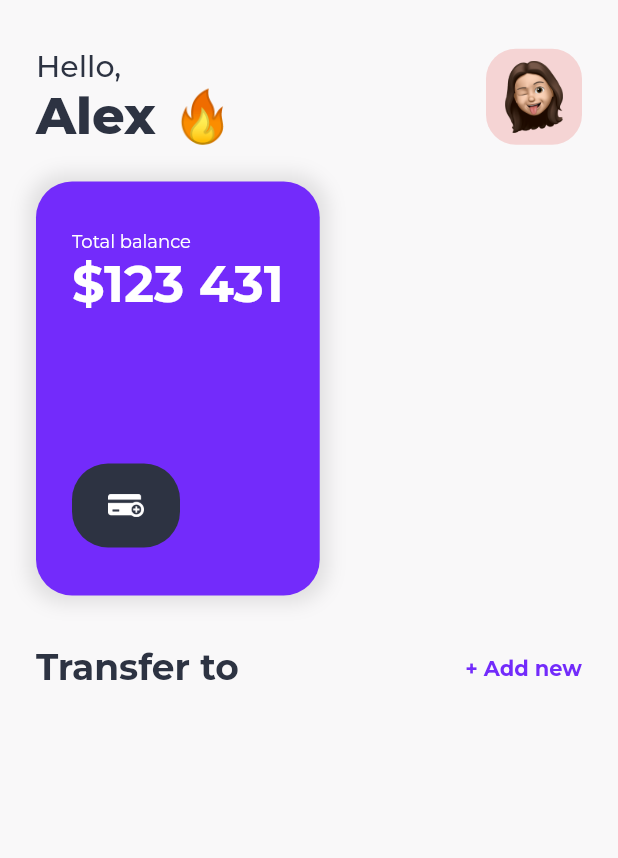
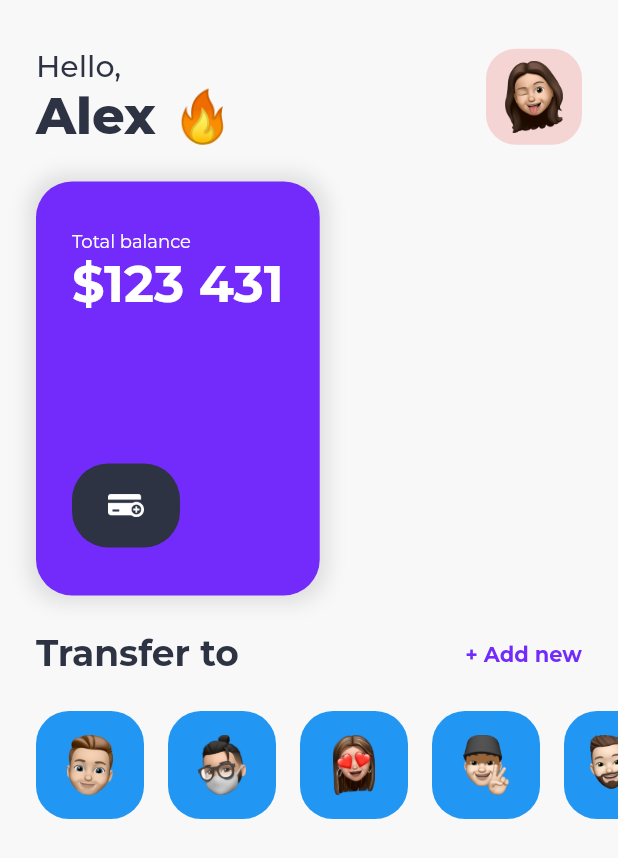
Before and after one commit to lucas404x/finance-app-dribbble, a Flutter app: the screen it shows after launch, on a phone screen of 412 x 824 dp. Shown: the top 858 px of the screen. Run offline on Flutter 3.47's test engine with Material 2 defaults, Android fonts, the phone set to English and light mode, and no system bars; our stand-ins replace google_fonts.

Commit message:
feat: implement memoji friends list

```diff
--- a/lib/app/constants/app_assets.dart
+++ b/lib/app/constants/app_assets.dart
@@ -6,6 +6,11 @@ class AppAssets {
     'assets/memojis/3.png',
     'assets/memojis/4.png',
     'assets/memojis/5.png',
+    'assets/memojis/6.png',
+    'assets/memojis/2.png',
+    'assets/memojis/3.png',
+    'assets/memojis/4.png',
+    'assets/memojis/5.png',
     'assets/memojis/6.png'
   ];
 }
--- a/lib/app/pages/home/home_page.dart
+++ b/lib/app/pages/home/home_page.dart
@@ -2,6 +2,7 @@ import 'package:flutter/material.dart';
 
 import 'widgets/home_body_cards.dart';
 import 'widgets/home_header_with_profile.dart';
+import 'widgets/home_list_friends.dart';
 import 'widgets/home_transfer_section.dart';
 
 class HomePage extends StatelessWidget {
@@ -21,6 +22,7 @@ class HomePage extends StatelessWidget {
             Padding(
                 padding: EdgeInsets.only(top: 24),
                 child: HomeTransferSection()),
+            Padding(padding: EdgeInsets.only(top: 24), child: HomeListFriends())
           ],
         ),
       )),
--- /dev/null
+++ b/lib/app/pages/home/widgets/home_list_friends.dart
@@ -0,0 +1,32 @@
+import 'package:flutter/material.dart';
+
+import '../../../constants/app_assets.dart';
+import '../../../widgets/profile_picture.dart';
+
+class HomeListFriends extends StatelessWidget {
+  const HomeListFriends({Key? key}) : super(key: key);
+
+  @override
+  Widget build(BuildContext context) {
+    const _friends = AppAssets.memojisFriends;
+
+    return SizedBox(
+      height: 72,
+      child: ListView.builder(
+        physics: const BouncingScrollPhysics(),
+        itemBuilder: (context, index) => Padding(
+          padding: const EdgeInsets.only(right: 16),
+          child: ProfilePicture(
+              width: 72,
+              borderRadius: 22,
+              profileSize: 40,
+              image: _friends[index],
+              backgroundColor: Colors.blue),
+        ),
+        itemCount: _friends.length,
+        clipBehavior: Clip.none,
+        scrollDirection: Axis.horizontal,
+      ),
+    );
+  }
+}
--- a/lib/app/pages/home/widgets/home_transfer_section.dart
+++ b/lib/app/pages/home/widgets/home_transfer_section.dart
@@ -14,9 +14,8 @@ class HomeTransferSection extends StatelessWidget {
       children: [
         Text('Transfer to',
             style: _themeText.headline5?.copyWith(fontWeight: FontWeight.bold)),
-        TextButton(
-            style: TextButton.styleFrom(padding: EdgeInsets.zero),
-            onPressed: () {},
+        GestureDetector(
+            onTap: () {},
             child: Text('+ Add new',
                 style: _themeText.bodyText1?.copyWith(
                     fontWeight: FontWeight.bold, color: AppColors.purple)))
--- a/lib/app/widgets/profile_picture.dart
+++ b/lib/app/widgets/profile_picture.dart
@@ -1,26 +1,38 @@
 import 'package:flutter/material.dart';
 
 class ProfilePicture extends StatelessWidget {
+  final Color backgroundColor;
   final String image;
-  final Color backgroundColor;
+  final double width;
+  final double height;
+  final double profileSize;
+  final double borderRadius;
 
   const ProfilePicture(
-      {Key? key, required this.image, required this.backgroundColor})
+      {Key? key,
+      required this.image,
+      required this.backgroundColor,
+      this.width = 64,
+      this.height = 64,
+      this.profileSize = 48,
+      this.borderRadius = 20})
       : super(key: key);
 
   @override
   Widget build(BuildContext context) {
     return Container(
+      width: width,
+      height: height,
       decoration: BoxDecoration(
           color: backgroundColor,
-          borderRadius: const BorderRadius.all(Radius.circular(20))),
+          borderRadius: BorderRadius.all(Radius.circular(borderRadius))),
       child: Padding(
         padding: const EdgeInsets.all(8),
         child: Center(
           child: Image.asset(
             image,
-            width: 48,
-            height: 48,
+            width: profileSize,
+            height: profileSize,
           ),
         ),
       ),
```
